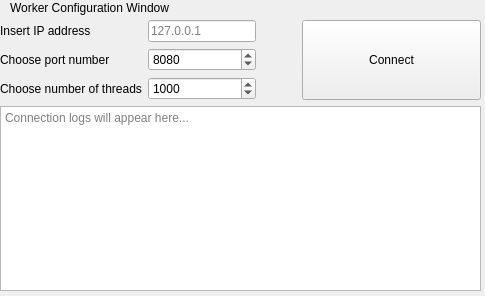
This is PassRipperCLI/workerwindow.ui in Kamil-Klecz/PassRipper as Qt 5 draws it before an edit. The edited form follows.
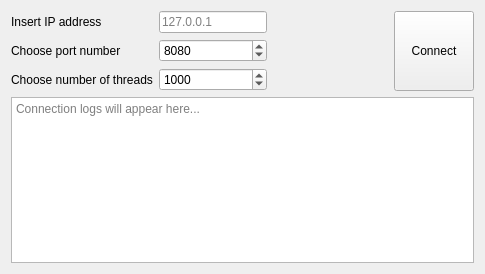
This is the edited form.

What changed in the file:
```diff
--- a/PassRipperCLI/workerwindow.ui
+++ b/PassRipperCLI/workerwindow.ui
@@ -7,34 +7,20 @@
     <x>0</x>
     <y>0</y>
     <width>485</width>
-    <height>296</height>
+    <height>274</height>
    </rect>
   </property>
+  <property name="sizePolicy">
+   <sizepolicy hsizetype="Fixed" vsizetype="Expanding">
+    <horstretch>0</horstretch>
+    <verstretch>0</verstretch>
+   </sizepolicy>
+  </property>
   <property name="windowTitle">
    <string>Form</string>
   </property>
-  <widget class="QLabel" name="labelTitle">
-   <property name="geometry">
-    <rect>
-     <x>10</x>
-     <y>0</y>
-     <width>171</width>
-     <height>16</height>
-    </rect>
-   </property>
-   <property name="text">
-    <string>Worker Configuration Window</string>
-   </property>
-  </widget>
-  <widget class="QWidget" name="verticalLayoutWidget">
-   <property name="geometry">
-    <rect>
-     <x>0</x>
-     <y>20</y>
-     <width>481</width>
-     <height>271</height>
-    </rect>
-   </property>
+  <layout class="QGridLayout" name="gridLayout_2">
+   <item row="0" column="0">
    <layout class="QVBoxLayout" name="verticalLayout">
     <item>
      <layout class="QHBoxLayout" name="horizontalLayout">
@@ -42,6 +28,12 @@
        <layout class="QGridLayout" name="gridLayout">
         <item row="2" column="0">
          <widget class="QLabel" name="labelPort">
+           <property name="sizePolicy">
+            <sizepolicy hsizetype="Fixed" vsizetype="Preferred">
+             <horstretch>0</horstretch>
+             <verstretch>0</verstretch>
+            </sizepolicy>
+           </property>
           <property name="text">
            <string>Choose port number</string>
           </property>
@@ -49,6 +41,12 @@
         </item>
         <item row="2" column="1">
          <widget class="QSpinBox" name="spinBoxPort">
+           <property name="sizePolicy">
+            <sizepolicy hsizetype="Ignored" vsizetype="Fixed">
+             <horstretch>0</horstretch>
+             <verstretch>0</verstretch>
+            </sizepolicy>
+           </property>
           <property name="minimum">
            <number>1</number>
           </property>
@@ -62,6 +60,12 @@
         </item>
         <item row="0" column="0">
          <widget class="QLabel" name="labelAddress">
+           <property name="sizePolicy">
+            <sizepolicy hsizetype="Fixed" vsizetype="Preferred">
+             <horstretch>0</horstretch>
+             <verstretch>0</verstretch>
+            </sizepolicy>
+           </property>
           <property name="text">
            <string>Insert IP address</string>
           </property>
@@ -69,6 +73,12 @@
         </item>
         <item row="0" column="1">
          <widget class="QLineEdit" name="lineEditIP">
+           <property name="sizePolicy">
+            <sizepolicy hsizetype="Fixed" vsizetype="Fixed">
+             <horstretch>0</horstretch>
+             <verstretch>0</verstretch>
+            </sizepolicy>
+           </property>
           <property name="placeholderText">
            <string>127.0.0.1</string>
           </property>
@@ -76,6 +86,12 @@
         </item>
         <item row="3" column="1">
          <widget class="QSpinBox" name="spinBoxThreads">
+           <property name="sizePolicy">
+            <sizepolicy hsizetype="Ignored" vsizetype="Fixed">
+             <horstretch>0</horstretch>
+             <verstretch>0</verstretch>
+            </sizepolicy>
+           </property>
           <property name="minimum">
            <number>1</number>
           </property>
@@ -89,6 +105,12 @@
         </item>
         <item row="3" column="0">
          <widget class="QLabel" name="labelThreads">
+           <property name="sizePolicy">
+            <sizepolicy hsizetype="Fixed" vsizetype="Preferred">
+             <horstretch>0</horstretch>
+             <verstretch>0</verstretch>
+            </sizepolicy>
+           </property>
           <property name="text">
            <string>Choose number of threads</string>
           </property>
@@ -102,7 +124,7 @@
          <enum>Qt::Horizontal</enum>
         </property>
         <property name="sizeType">
-         <enum>QSizePolicy::Minimum</enum>
+          <enum>QSizePolicy::Expanding</enum>
         </property>
         <property name="sizeHint" stdset="0">
          <size>
@@ -115,7 +137,7 @@
       <item>
        <widget class="QPushButton" name="btnConnect">
         <property name="sizePolicy">
-         <sizepolicy hsizetype="Expanding" vsizetype="Expanding">
+          <sizepolicy hsizetype="Fixed" vsizetype="Ignored">
           <horstretch>0</horstretch>
           <verstretch>0</verstretch>
          </sizepolicy>
@@ -138,7 +160,8 @@
      </widget>
     </item>
    </layout>
-  </widget>
+   </item>
+  </layout>
  </widget>
  <resources/>
  <connections/>
```
Left out of the diff: 2 changed lines with no effect on the pictures. Lines whose indentation alone changed are shown as unchanged.
